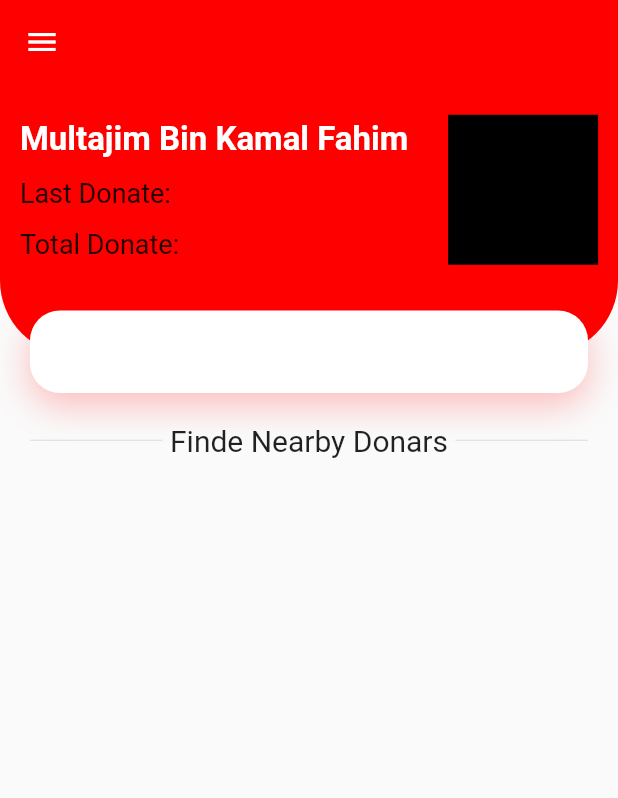
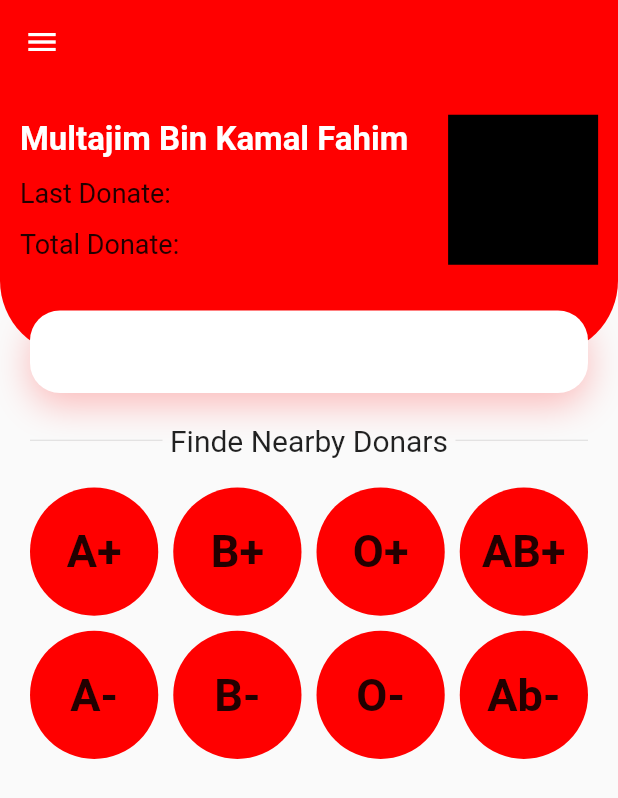
Before and after one commit to fahim1zero/blood_donation_app, a Flutter app: the screen it shows after launch, on a phone screen of 412 x 824 dp. Shown: the top 798 px of the screen. Run offline on Flutter 3.47's test engine with Material 2 defaults, Android fonts, the phone set to English and light mode, and no system bars.

Commit message:
Update UI

```diff
--- a/lib/home_page.dart
+++ b/lib/home_page.dart
@@ -1,4 +1,4 @@
-// ignore_for_file: prefer_const_constructors, sized_box_for_whitespace, prefer_const_literals_to_create_immutables
+// ignore_for_file: prefer_const_constructors, sized_box_for_whitespace, prefer_const_literals_to_create_immutables, avoid_unnecessary_containers
 
 import 'package:blood_donation_app/components.dart';
 import 'package:flutter/material.dart';
@@ -13,14 +13,17 @@ class HomePage extends StatefulWidget {
 class _HomePageState extends State<HomePage> {
   late Size sSize = MediaQuery.of(context).size;
 
+  final List<String> bloodGroup = <String>[
+    'A+', 'B+', 'O+', 'AB+', 'A-', 'B-', 'O-', 'Ab-',
+  ];
+
   @override
   Widget build(BuildContext context) {
     return Scaffold(
       appBar: buildAppBar(),
       body: SafeArea(
         child: SingleChildScrollView(
-          child: Column(
-            children: [
+          child: Column(children: [
             Container(
               height: sSize.height * 0.25,
               child: Stack(
@@ -80,7 +83,6 @@ class _HomePageState extends State<HomePage> {
                                 height: 100,
                                 width: 100,
                                 color: Colors.black,
-
                               )
                             ],
                           )
@@ -105,7 +107,7 @@ class _HomePageState extends State<HomePage> {
                             blurRadius: 20,
                             color: lPrimaryColor.withOpacity(0.25),
                           ),
-                          ]
+                        ],
                       ),
                     ),
                   )
@@ -130,20 +132,43 @@ class _HomePageState extends State<HomePage> {
                 ],
               ),
             ),
-              // SizedBox(height: 15),
             Padding(
               padding: EdgeInsets.symmetric(
                 horizontal: mDefaultPadding,
                 vertical: mDefaultPadding,
               ),
               child: Container(
-                  width: sSize.width,
-                  height: sSize.height - sSize.height*0.25,
-                  // color: Colors.amber,
+                height: sSize.height * 0.5,
+                child: GridView.builder(
+                  gridDelegate: SliverGridDelegateWithFixedCrossAxisCount(
+                    crossAxisSpacing: 10,
+                    crossAxisCount: 4,
+                    mainAxisSpacing: 10,
                   ),
-              )
-            ],
+                  itemCount: bloodGroup.length,
+                  // scrollDirection: Axis.horizontal,
+                  itemBuilder: (BuildContext context, int index) {
+                    return Container(
+                      // height: 100, width: 100,
+                      decoration: BoxDecoration(
+                        color: lPrimaryColor,
+                        borderRadius: BorderRadius.circular(100),
                       ),
+                      child: Center(
+                        child: Text(
+                          bloodGroup[index],
+                          style: TextStyle(
+                            fontSize: 30,
+                            fontWeight: FontWeight.w600,
+                          ),
+                        ),
+                      ),
+                    );
+                  }
+                ),
+              ),
+            ),
+          ]),
         ),
       ),
     );
```
Lines whose indentation alone changed are shown as unchanged.
